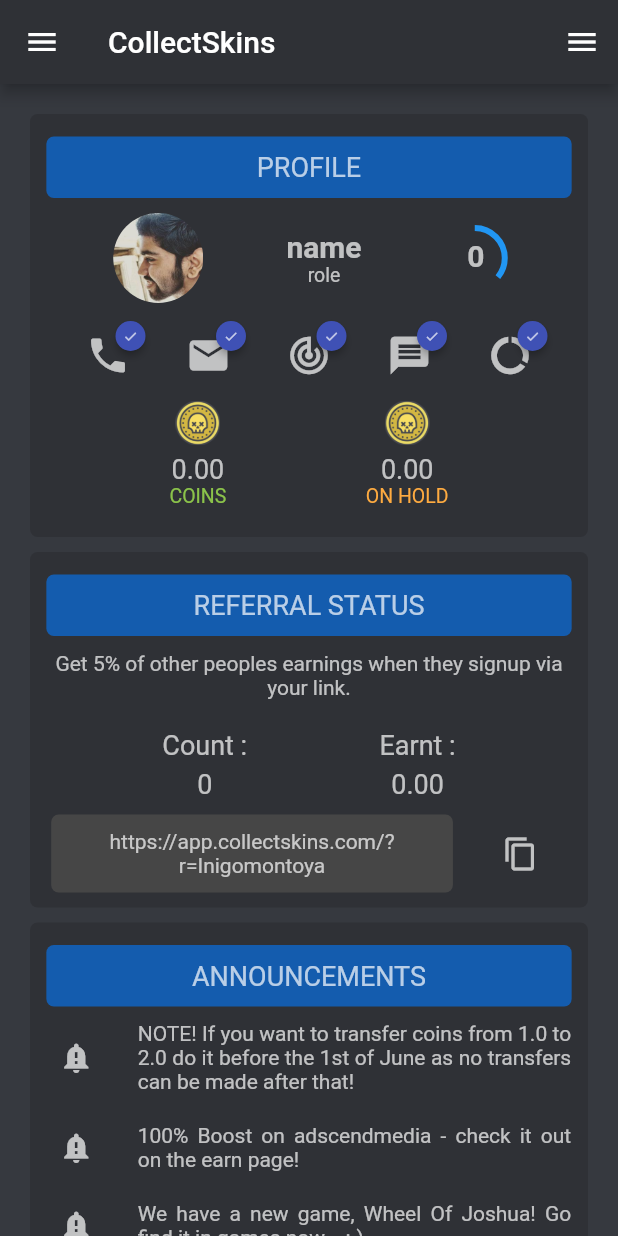
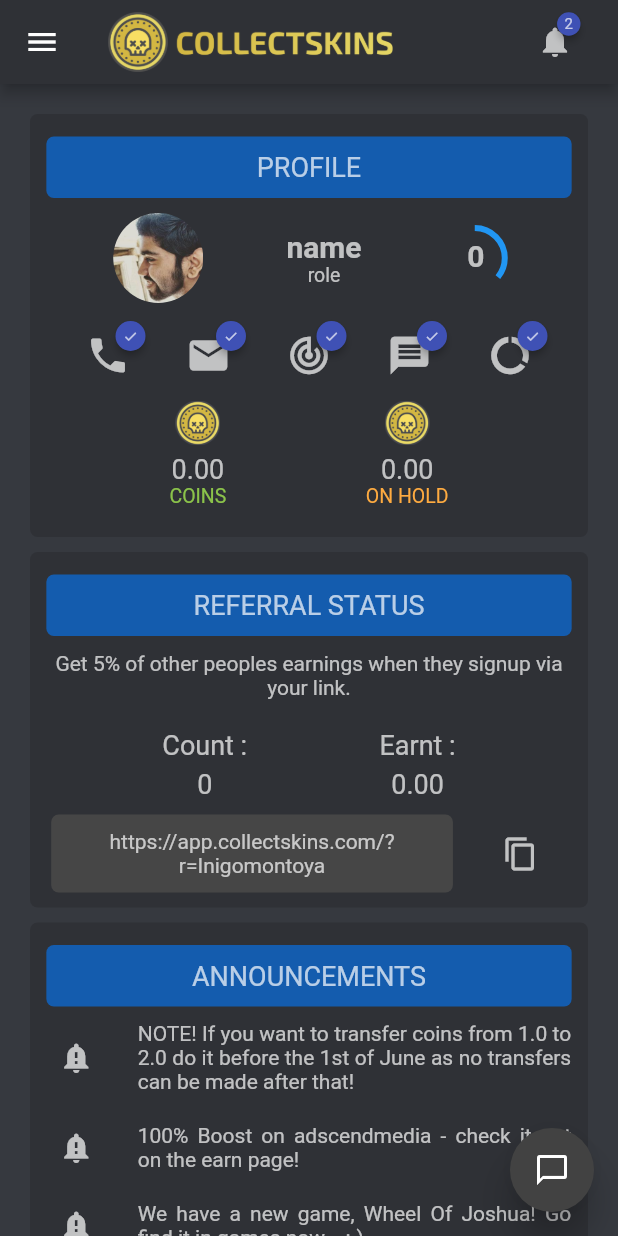
Before and after one commit to sumit0047/CollectSkins-app-2.0, a Flutter app: the screen it shows after launch, on a phone screen of 412 x 824 dp. Run offline on Flutter 3.47's test engine with Material 2 defaults, Android fonts, the phone set to English and light mode, and no system bars; drawn by our look-alikes of badges; our stand-ins replace firebase_database, smooth_page_indicator; accounts and stored records are empty.

Commit message:
Added FAB for endDrawer

```diff
--- a/lib/main.dart
+++ b/lib/main.dart
@@ -1,3 +1,4 @@
+import 'package:badges/badges.dart';
 import 'package:collectskins/screens/Earn.dart';
 import 'package:collectskins/widgets/ChatMessage.dart';
 import 'package:collectskins/widgets/InputMessage.dart';
@@ -66,13 +67,35 @@ class _MyHomePageState extends State<MyHomePage> {
   @override
   Widget build(BuildContext context) {
 
+    GlobalKey<ScaffoldState> _ScaffoldKey = GlobalKey();
+
     return Scaffold(
+      key: _ScaffoldKey,
       backgroundColor: Color(0xff36393f),
       appBar: AppBar(
-        title: Text("CollectSkins"),
+        title: Image(image: AssetImage('assets/images/collectlogocorelnew.png',),height: 40,),
         backgroundColor: Color(0xff2f3136),
+        actions: <Widget>[
+          Badge(
+            badgeContent: Text("2",style: TextStyle(fontSize: 10,color: Colors.white70),),
+            badgeColor: Colors.indigo,
+            child: Icon(Icons.notifications,color: Colors.white70),
+            position: BadgePosition.topRight(top: 5,right: -5),
+          ),
+          SizedBox(
+            width: 30,
+          )
+        ],
       ),
       body: _getDrawerItemWidget(_selectedDrawerIndex),
+      floatingActionButton: FloatingActionButton(
+        onPressed: () {
+          _ScaffoldKey.currentState.openEndDrawer();
+        },
+        child: Icon(Icons.chat_bubble_outline),
+        backgroundColor: Color(0xff424242),
+        elevation: 10.0,
+      ),
       drawer : SizedBox(
         width: MediaQuery.of(context).size.width * 0.55,
         child: Drawer(
@@ -138,11 +161,17 @@ class _MyHomePageState extends State<MyHomePage> {
                           physics: NeverScrollableScrollPhysics(),
                           itemCount: widget.drawerItems.length,
                             itemBuilder: (BuildContext contxt, int Index) {
-                              return new ListTile(
-                                title: new Text(widget.drawerItems[Index].title,style: TextStyle(color: Colors.white70),),
-                                leading: new Icon(widget.drawerItems[Index].icon,color: Colors.white70,),
-                                selected: Index == _selectedDrawerIndex,
-                                onTap: () => _onSelectItem(Index),
+                              return new
+                              Container(
+                                decoration: BoxDecoration(
+                                  color: _selectedDrawerIndex == Index? Color(0xff36393f) : Color(0xff2f3136),
+                                ),
+                                child: ListTile(
+                                  title: new Text(widget.drawerItems[Index].title,style: TextStyle(color: Colors.white70),),
+                                  leading: new Icon(widget.drawerItems[Index].icon,color: Colors.white70,),
+                                  selected: Index == _selectedDrawerIndex,
+                                  onTap: () => _onSelectItem(Index),
+                                ),
                               );
                             }
                         )
--- a/lib/screens/Earn.dart
+++ b/lib/screens/Earn.dart
@@ -8,9 +8,9 @@ class Earn extends StatefulWidget {
 class _EarnState extends State<Earn> {
   @override
   Widget build(BuildContext context) {
-    return Scaffold(
-      body : Center(
-        child: Text("hello"),
+    return SafeArea(
+      child : Center(
+        child: Text("Earn Page",style: TextStyle(color : Colors.white70),),
       ),
 
     );
```
Also changed, not shown: assets/images/collectlogocorelnew.png (added).
